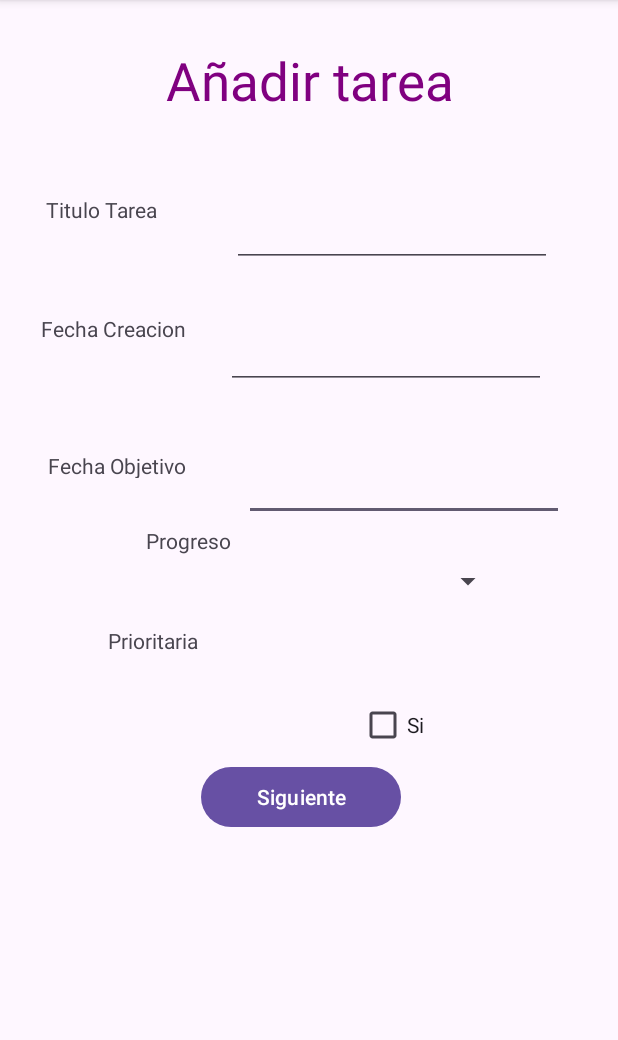
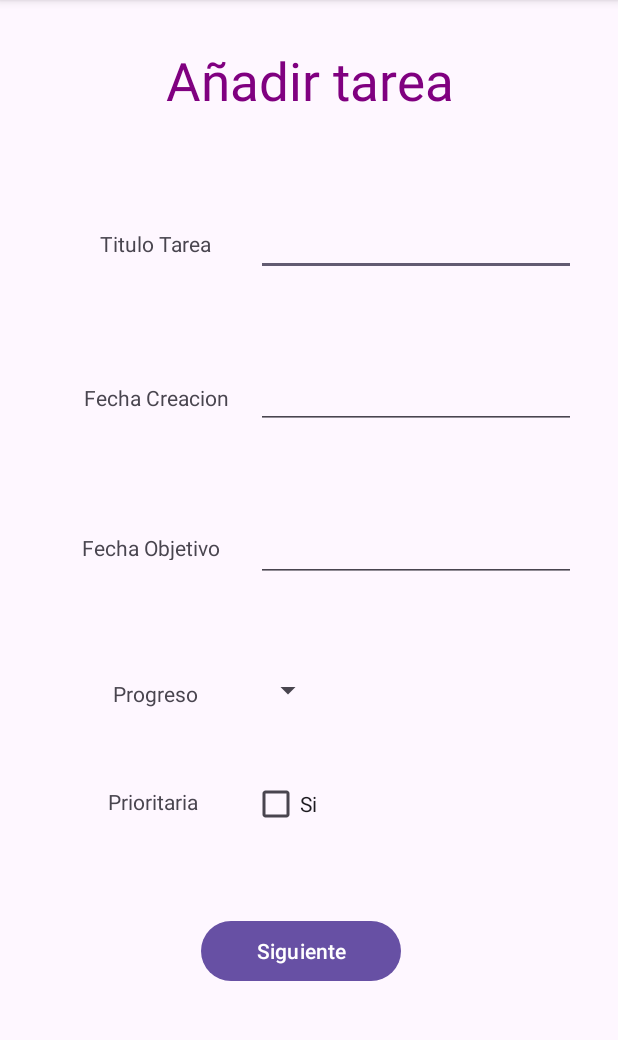
Before and after one commit to luis1412/tareaLargaAndroid, an Android app: the CrearTareaActivity screen opened directly, with no data from a screen before it, on a phone screen of 412 x 824 dp, the part 96-1136 px from its top. Run offline under Robolectric (Android 15) with nearby library versions, the phone set to English and light mode, and no system bars.

Commit message:
Fragmentos funcionando bien y visualmente no se van a la porra

```diff
--- a/app/src/main/java/com/example/trasstarea/Fragmentos/FragmentDos.java
+++ b/app/src/main/java/com/example/trasstarea/Fragmentos/FragmentDos.java
@@ -66,7 +66,7 @@ public class FragmentDos extends Fragment {
         });
 */
         //Botón para cambiar fragmento
-        btIr1 = fragmento2.findViewById(R.id.Volver_fragmentoDos);
+        btIr1 = fragmento2.findViewById(R.id.boton_Volver);
         btIr1.setOnClickListener(view -> comunicador2.onBotonIr1Clicked());
 
         return fragmento2;
--- a/app/src/main/res/layout/activity_crear_tarea.xml
+++ b/app/src/main/res/layout/activity_crear_tarea.xml
@@ -20,7 +20,6 @@
     <androidx.fragment.app.FragmentContainerView
         android:id="@+id/fragmentContainerView"
         android:layout_width="match_parent"
-        android:layout_height="wrap_content"
-        android:paddingTop="50dp" />
+        android:layout_height="wrap_content" />
 
 </LinearLayout>
--- a/app/src/main/res/layout/fragment_dos.xml
+++ b/app/src/main/res/layout/fragment_dos.xml
@@ -6,28 +6,36 @@
     android:layout_width="match_parent"
     android:layout_height="match_parent"
     android:orientation="vertical"
-    tools:context=".Fragmentos.FragmentDos">
+    tools:context=".Fragmentos.FragmentDos" >
 
     <EditText
-        android:id="@+id/descripcion_FragmentoDos"
+        android:id="@+id/editTextText2"
         android:layout_width="match_parent"
-        android:layout_height="0dp"
-        android:layout_weight="1"
+        android:layout_height="wrap_content"
+        android:layout_marginTop="100dp"
         android:ems="10"
         android:inputType="text"
-        android:text="Descripcion" />
+        android:text="Name" />
+
+    <LinearLayout
+        android:layout_width="match_parent"
+        android:layout_height="match_parent"
+        android:layout_marginBottom="100dp"
+        android:gravity="bottom"
+        android:orientation="horizontal">
 
         <Button
-        android:id="@+id/Volver_fragmentoDos"
+            android:id="@+id/boton_Volver"
             android:layout_width="wrap_content"
-        android:layout_height="34dp"
+            android:layout_height="wrap_content"
             android:layout_weight="1"
             android:text="Volver" />
 
         <Button
-        android:id="@+id/guardar_FragmentoDos"
+            android:id="@+id/boton_Guardar"
             android:layout_width="wrap_content"
             android:layout_height="wrap_content"
             android:layout_weight="1"
             android:text="Guardar" />
     </LinearLayout>
+</LinearLayout>
--- a/app/src/main/res/layout/fragment_uno.xml
+++ b/app/src/main/res/layout/fragment_uno.xml
@@ -19,68 +19,86 @@
             android:layout_height="match_parent">
 
             <EditText
+                android:id="@+id/tareaTitulo"
+                android:layout_width="wrap_content"
+                android:layout_height="wrap_content"
+                android:layout_marginTop="56dp"
+                android:layout_marginEnd="28dp"
+                android:ems="10"
+                android:inputType="text"
+                android:minHeight="48dp"
+                app:layout_constraintEnd_toEndOf="parent"
+                app:layout_constraintTop_toTopOf="parent"
+                tools:ignore="MissingConstraints" />
+
+            <Spinner
+                android:id="@+id/progresoSpinner"
+                android:layout_width="wrap_content"
+                android:layout_height="wrap_content"
+                android:layout_marginStart="36dp"
+                android:layout_marginTop="368dp"
+                app:layout_constraintStart_toEndOf="@+id/textView7"
+                app:layout_constraintTop_toTopOf="parent" />
+
+            <EditText
                 android:id="@+id/fechaObjetivo"
                 android:layout_width="wrap_content"
                 android:layout_height="wrap_content"
-                android:layout_marginTop="40dp"
-                android:layout_marginEnd="36dp"
+                android:layout_marginTop="260dp"
                 android:ems="10"
                 android:inputType="date"
                 android:minHeight="48dp"
-                app:layout_constraintEnd_toEndOf="parent"
-                app:layout_constraintTop_toBottomOf="@+id/fechaCreacion" />
+                app:layout_constraintEnd_toEndOf="@+id/fechaCreacion"
+                app:layout_constraintHorizontal_bias="0.0"
+                app:layout_constraintStart_toStartOf="@+id/fechaCreacion"
+                app:layout_constraintTop_toTopOf="parent" />
 
             <EditText
                 android:id="@+id/fechaCreacion"
                 android:layout_width="wrap_content"
                 android:layout_height="wrap_content"
-                android:layout_marginTop="36dp"
-                android:layout_marginEnd="48dp"
                 android:ems="10"
                 android:inputType="date"
-                app:layout_constraintEnd_toEndOf="parent"
-                app:layout_constraintTop_toBottomOf="@+id/tareaTitulo" />
+                app:layout_constraintBottom_toTopOf="@+id/fechaObjetivo"
+                app:layout_constraintEnd_toEndOf="@+id/tareaTitulo"
+                app:layout_constraintHorizontal_bias="0.0"
+                app:layout_constraintStart_toStartOf="@+id/tareaTitulo"
+                app:layout_constraintTop_toBottomOf="@+id/tareaTitulo"
+                app:layout_constraintVertical_bias="0.513" />
 
             <TextView
                 android:id="@+id/textView4"
                 android:layout_width="wrap_content"
                 android:layout_height="wrap_content"
-                android:layout_marginTop="60dp"
                 android:text="@string/fechaCreacion"
-                app:layout_constraintEnd_toStartOf="@+id/fechaCreacion"
-                app:layout_constraintHorizontal_bias="0.508"
-                app:layout_constraintStart_toStartOf="parent"
-                app:layout_constraintTop_toBottomOf="@+id/textView2" />
+                app:layout_constraintBottom_toBottomOf="@+id/fechaCreacion"
+                app:layout_constraintEnd_toEndOf="@+id/textView5"
+                app:layout_constraintStart_toStartOf="@+id/textView5"
+                app:layout_constraintTop_toTopOf="@+id/fechaCreacion"
+                app:layout_constraintVertical_bias="0.576" />
 
             <TextView
                 android:id="@+id/textView5"
                 android:layout_width="99dp"
                 android:layout_height="18dp"
-                android:layout_marginStart="32dp"
-                android:layout_marginTop="72dp"
                 android:text="@string/fechaObjetivo"
-                app:layout_constraintStart_toStartOf="parent"
-                app:layout_constraintTop_toBottomOf="@+id/textView4" />
-
-            <Spinner
-                android:id="@+id/progresoSpinner"
-                android:layout_width="wrap_content"
-                android:layout_height="wrap_content"
-                android:layout_marginTop="28dp"
-                android:layout_marginEnd="76dp"
-                app:layout_constraintEnd_toEndOf="parent"
-                app:layout_constraintTop_toBottomOf="@+id/fechaObjetivo" />
+                app:layout_constraintBottom_toBottomOf="@+id/fechaObjetivo"
+                app:layout_constraintEnd_toEndOf="@+id/textView7"
+                app:layout_constraintHorizontal_bias="0.487"
+                app:layout_constraintStart_toStartOf="@+id/textView7"
+                app:layout_constraintTop_toTopOf="@+id/fechaObjetivo" />
 
             <TextView
                 android:id="@+id/textView7"
                 android:layout_width="wrap_content"
                 android:layout_height="wrap_content"
-                android:layout_marginTop="32dp"
                 android:text="@string/barraProgreso"
-                app:layout_constraintEnd_toStartOf="@+id/progresoSpinner"
-                app:layout_constraintHorizontal_bias="0.421"
-                app:layout_constraintStart_toStartOf="parent"
-                app:layout_constraintTop_toBottomOf="@+id/textView5" />
+                app:layout_constraintBottom_toBottomOf="@+id/progresoSpinner"
+                app:layout_constraintEnd_toEndOf="@+id/textView8"
+                app:layout_constraintHorizontal_bias="1.0"
+                app:layout_constraintStart_toStartOf="@+id/textView8"
+                app:layout_constraintTop_toTopOf="@+id/progresoSpinner"
+                app:layout_constraintVertical_bias="1.0" />
 
             <TextView
                 android:id="@+id/textView8"
@@ -88,69 +106,50 @@
                 android:layout_height="wrap_content"
                 android:layout_marginStart="72dp"
                 android:text="@string/prioridad"
-                app:layout_constraintBottom_toBottomOf="parent"
+                app:layout_constraintBottom_toBottomOf="@+id/checkBox"
                 app:layout_constraintStart_toStartOf="parent"
-                app:layout_constraintTop_toBottomOf="@+id/textView7"
-                app:layout_constraintVertical_bias="0.287"
+                app:layout_constraintTop_toTopOf="@+id/checkBox"
+                app:layout_constraintVertical_bias="0.448"
                 tools:ignore="MissingConstraints" />
 
             <CheckBox
                 android:id="@+id/checkBox"
                 android:layout_width="wrap_content"
                 android:layout_height="wrap_content"
-                android:layout_marginTop="60dp"
+                android:layout_marginTop="432dp"
                 android:text="@string/prioridadCB"
-                app:layout_constraintEnd_toEndOf="parent"
-                app:layout_constraintHorizontal_bias="0.462"
-                app:layout_constraintStart_toEndOf="@+id/textView8"
-                app:layout_constraintTop_toBottomOf="@+id/progresoSpinner" />
-
-            <EditText
-                android:id="@+id/tareaTitulo"
-                android:layout_width="wrap_content"
-                android:layout_height="wrap_content"
-                android:layout_marginEnd="44dp"
-                android:ems="10"
-                android:inputType="text"
-                android:minHeight="48dp"
-                app:layout_constraintEnd_toEndOf="parent"
-                tools:ignore="MissingConstraints"
-                tools:layout_editor_absoluteY="161dp" />
+                app:layout_constraintEnd_toEndOf="@+id/progresoSpinner"
+                app:layout_constraintHorizontal_bias="0.0"
+                app:layout_constraintStart_toStartOf="@+id/progresoSpinner"
+                app:layout_constraintTop_toTopOf="parent" />
 
             <TextView
                 android:id="@+id/textView2"
                 android:layout_width="wrap_content"
                 android:layout_height="wrap_content"
                 android:text="@string/tareaTitulo"
-                app:layout_constraintEnd_toStartOf="@+id/tareaTitulo"
-                app:layout_constraintHorizontal_bias="0.38"
-                app:layout_constraintStart_toStartOf="parent"
-                tools:ignore="MissingConstraints"
-                tools:layout_editor_absoluteY="180dp" />
+                app:layout_constraintBottom_toBottomOf="@+id/tareaTitulo"
+                app:layout_constraintEnd_toEndOf="@+id/textView4"
+                app:layout_constraintHorizontal_bias="0.478"
+                app:layout_constraintStart_toStartOf="@+id/textView4"
+                app:layout_constraintTop_toTopOf="@+id/tareaTitulo"
+                app:layout_constraintVertical_bias="0.586"
+                tools:ignore="MissingConstraints" />
 
             <Button
                 android:id="@+id/botonSiguiente"
                 android:layout_width="133dp"
                 android:layout_height="48dp"
+                android:layout_marginTop="50dp"
                 android:text="@string/botonSiguiente"
                 app:layout_constraintBottom_toBottomOf="parent"
                 app:layout_constraintEnd_toEndOf="parent"
                 app:layout_constraintHorizontal_bias="0.482"
                 app:layout_constraintStart_toStartOf="parent"
                 app:layout_constraintTop_toBottomOf="@+id/checkBox"
-                app:layout_constraintVertical_bias="0.69" />
+                app:layout_constraintVertical_bias="0.898" />
 
-            <androidx.constraintlayout.widget.Group
-                android:id="@+id/group"
-                android:layout_width="wrap_content"
-                android:layout_height="wrap_content"
-                app:constraint_referenced_ids="textView8" />
 
-            <androidx.constraintlayout.widget.Group
-                android:id="@+id/group2"
-                android:layout_width="wrap_content"
-                android:layout_height="wrap_content"
-                app:constraint_referenced_ids="checkBox,textView8" />
         </androidx.constraintlayout.widget.ConstraintLayout>
 
     </LinearLayout>
```
Lines whose indentation alone changed are shown as unchanged.
